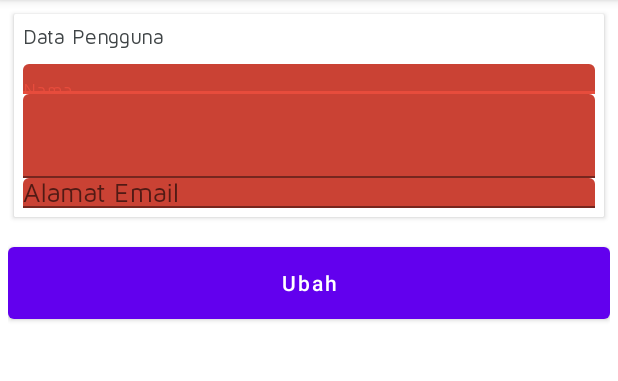
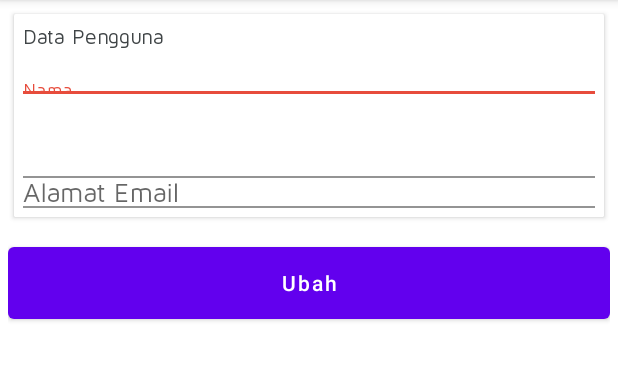
Before and after one commit to xenrobi/vegeyuk, an Android app: the EditKonsumen screen opened directly, with no data from a screen before it, on a phone screen of 412 x 824 dp, the part 84-465 px from its top. Run offline under Robolectric (Android 15) with nearby library versions, the phone set to English and light mode, and no system bars; our stand-ins replace ButterKnife, Firebase (no records; nobody signed in at launch, a user with empty details on screens opened directly); plain views replace MaskedEditText; 1 statement that could not run was skipped.

Commit message:
Fix bug dan bbrp tampilan

```diff
--- a/app/src/main/java/com/example/vegeyuk/marketresto/activities/VerifyActifity.java
+++ b/app/src/main/java/com/example/vegeyuk/marketresto/activities/VerifyActifity.java
@@ -92,8 +92,8 @@ public class VerifyActifity extends AppCompatActivity {
 //        untuk melakukan verifikasi dari code OTP yang di inputkan
         //verifySignInCode();
 //        jika menguji login tanpa menggunakan code OTP
-        SessionUser();
-//        verifyWA();
+      //  SessionUser();
+        verifyWA();
 
 
     }
--- a/app/src/main/java/com/example/vegeyuk/marketresto/adapter/OrderAdapter.java
+++ b/app/src/main/java/com/example/vegeyuk/marketresto/adapter/OrderAdapter.java
@@ -65,7 +65,7 @@ public class OrderAdapter extends RecyclerView.Adapter<OrderAdapter.OrderViewHol
             holder.mapDelivery.setOnClickListener(new View.OnClickListener() {
                 @Override
                 public void onClick(View view) {
-                    Intent intent = new Intent(mContext, MapsDeliveryActivity.class);
+                    Intent intent = new Intent(mContext, DetailOrderActivity.class);
                     intent.putExtra("pesan", (Serializable) pesan);
                     mContext.startActivity(intent);
                 }
--- a/app/src/main/java/com/example/vegeyuk/marketresto/config/ServerConfig.java
+++ b/app/src/main/java/com/example/vegeyuk/marketresto/config/ServerConfig.java
@@ -13,11 +13,13 @@ public class ServerConfig {
     //https://topapp.id/marketresto/api/v1/
 
     //private static final String BASE_URL_API = "http://172.16.140.87/marketresto/api/v1/";
-//    private static final String BASE_URL_API = "https://vegeyuk.com/api/v1/";
-    private static final String BASE_URL_API = "https://marketresto.haydemo.my.id/api/v1/";
+     private static final String BASE_URL_API = "https://vegeyuk.com/api/v1/";
+   // private static final String BASE_URL_API = "http://192.168.43.54/vegeyuk1/api/v1/";
+   // private static final String BASE_URL_API = "https://marketresto.haydemo.my.id/api/v1/";
     //192.168.0.102
     //192.168.0.104
     //192.168.43.54
+    //http://192.168.43.54/vegeyuk1/api/v1/
     //https://vegeyuk.com/api/v1/
     // Mendeklarasikan Interface BaseApiService
     public static ApiService getAPIService(){
--- a/app/src/main/res/layout/activity_detail_order.xml
+++ b/app/src/main/res/layout/activity_detail_order.xml
@@ -424,7 +424,7 @@
                     android:textSize="@dimen/text"
                     android:layout_width="match_parent"
                     android:layout_height="wrap_content"
-                    android:text="Metode Bayar"
+                    android:text="Metode Pengantaran"
                     android:textColor="@color/textSub"
                     android:background="#0000"
                     android:padding="16dp"
@@ -438,7 +438,7 @@
                     android:textSize="@dimen/text"
                     android:layout_width="match_parent"
                     android:layout_height="wrap_content"
-                    android:text="Metode Bayar"
+                    android:text="Metode antar"
                     android:textColor="@color/Tex"
                     android:background="#0000"
                     android:padding="16dp"
--- a/app/src/main/res/layout/activity_edit_konsumen.xml
+++ b/app/src/main/res/layout/activity_edit_konsumen.xml
@@ -47,6 +47,7 @@
                         android:hint="Nama"
                         android:maxLines="1"
                         android:lines="1"
+                        android:background="@color/White"
                         android:id="@+id/editTextNama"
                         android:inputType="textPersonName"/>
 
@@ -64,7 +65,7 @@
                         android:typeface="monospace"
                         mask:allowed_chars="1234567890"
                         mask:mask="+62-###########"
-
+                        android:background="@color/White"
                         app:keep_hint="false"
                         android:layout_below="@+id/imageView"
                         />
@@ -78,6 +79,7 @@
                         android:layout_width="match_parent"
                         android:layout_height="wrap_content"
                         android:hint="Alamat Email"
+                        android:background="@color/White"
                         android:inputType="textEmailAddress"
                         android:id="@+id/editTextEmail"/>
 
--- a/app/src/main/res/layout/activity_menu.xml
+++ b/app/src/main/res/layout/activity_menu.xml
@@ -90,7 +90,7 @@
             <com.google.android.material.tabs.TabLayout
                 android:id="@+id/tabs"
                 android:layout_width="match_parent"
-            android:layout_height="wrap_content"
+                android:layout_height="32dp"
                 android:layout_gravity="bottom"
                 app:tabGravity="fill"
                 app:tabIndicatorColor="@android:color/white"
--- a/app/src/main/res/layout/fragment_account.xml
+++ b/app/src/main/res/layout/fragment_account.xml
@@ -183,6 +183,7 @@
                             android:gravity="center|left"
                             android:padding="15dp"
                             android:text="Bantuan"
+                            android:visibility="gone"
                             android:textColor="@color/Tex"
                             android:textSize="@dimen/text" />
 
@@ -210,6 +211,7 @@
                             android:padding="15dp"
                             android:text="Ketentuan Layanan"
                             android:textColor="@color/Tex"
+                            android:visibility="gone"
                             android:textSize="@dimen/text" />
 
                     </LinearLayout>
@@ -237,6 +239,7 @@
                             android:padding="15dp"
                             android:text="Kebijakan Privasi"
                             android:textColor="@color/Tex"
+                            android:visibility="gone"
                             android:textSize="@dimen/text" />
                     </LinearLayout>
 
--- a/app/src/main/res/layout/single_row_list_order.xml
+++ b/app/src/main/res/layout/single_row_list_order.xml
@@ -125,8 +125,7 @@
                     android:id="@+id/opendelivery"
                     android:layout_width="wrap_content"
                     android:layout_height="wrap_content"
-                    android:src="@drawable/ic_motor_red"
-                    android:visibility="visible" />
+                    android:src="@drawable/ic_motor_red" />
 
             </LinearLayout>
 
```
Also changed, not shown: app/src/main/java/com/example/vegeyuk/marketresto/activities/CartListActivity.java (+15 -6 lines). Lines whose indentation alone changed are shown as unchanged.
